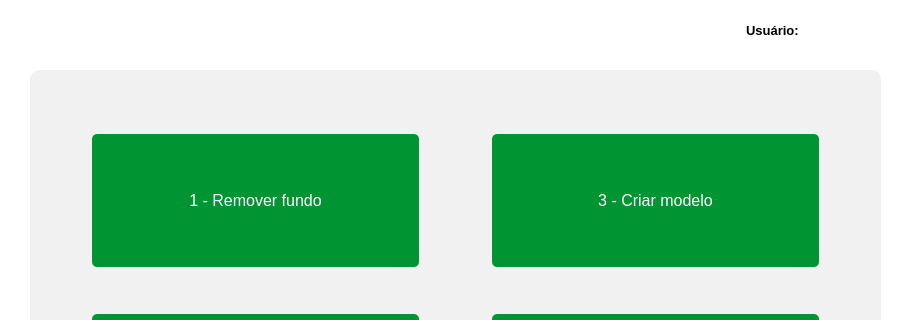
Above: tela_login/segunda_tela.ui from auriceliof/unifametro-map-aps before the change; both pictures show x 0 to 906 and y 0 to 320 of the 906 by 566 pixel window. Below: the same form after it.
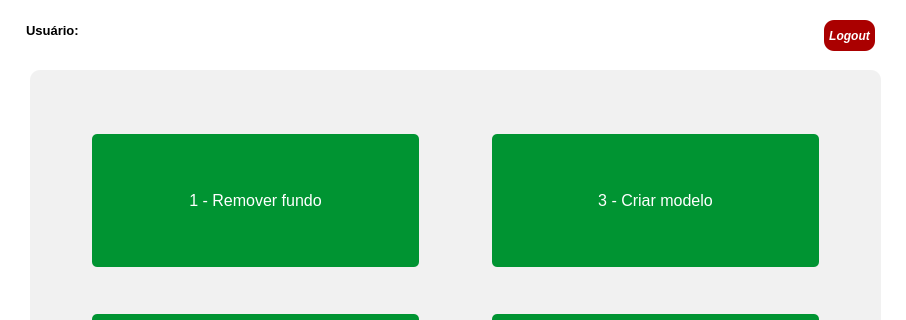
That is the form after the change. Icons and pictures are not drawn.

Commit message: Logout Button

```diff
--- a/tela_login/segunda_tela.ui
+++ b/tela_login/segunda_tela.ui
@@ -54,8 +54,8 @@
    <widget class="QLabel" name="label_5">
     <property name="geometry">
      <rect>
-      <x>0</x>
-      <y>0</y>
+      <x>360</x>
+      <y>10</y>
       <width>191</width>
       <height>41</height>
      </rect>
@@ -319,7 +319,7 @@
    <widget class="QLabel" name="label">
     <property name="geometry">
      <rect>
-      <x>746</x>
+      <x>26</x>
       <y>20</y>
       <width>61</width>
       <height>21</height>
@@ -339,7 +339,7 @@
    <widget class="QLabel" name="label_2">
     <property name="geometry">
      <rect>
-      <x>810</x>
+      <x>90</x>
       <y>20</y>
       <width>61</width>
       <height>21</height>
@@ -360,6 +360,34 @@
      <string/>
     </property>
    </widget>
+   <widget class="QPushButton" name="pushButton_5">
+    <property name="geometry">
+     <rect>
+      <x>824</x>
+      <y>20</y>
+      <width>51</width>
+      <height>31</height>
+     </rect>
+    </property>
+    <property name="font">
+     <font>
+      <weight>75</weight>
+      <italic>true</italic>
+      <bold>true</bold>
+     </font>
+    </property>
+    <property name="cursor">
+     <cursorShape>PointingHandCursor</cursorShape>
+    </property>
+    <property name="styleSheet">
+     <string notr="true">background-color: rgb(170, 0, 0);
+color: rgb(255, 255, 255);
+border-radius: 10px;</string>
+    </property>
+    <property name="text">
+     <string>Logout</string>
+    </property>
+   </widget>
    <zorder>label_7</zorder>
    <zorder>label_4</zorder>
    <zorder>label_5</zorder>
```
Left out of the diff: 13 changed lines with no effect on the pictures. The commit also changes 1 other file.
